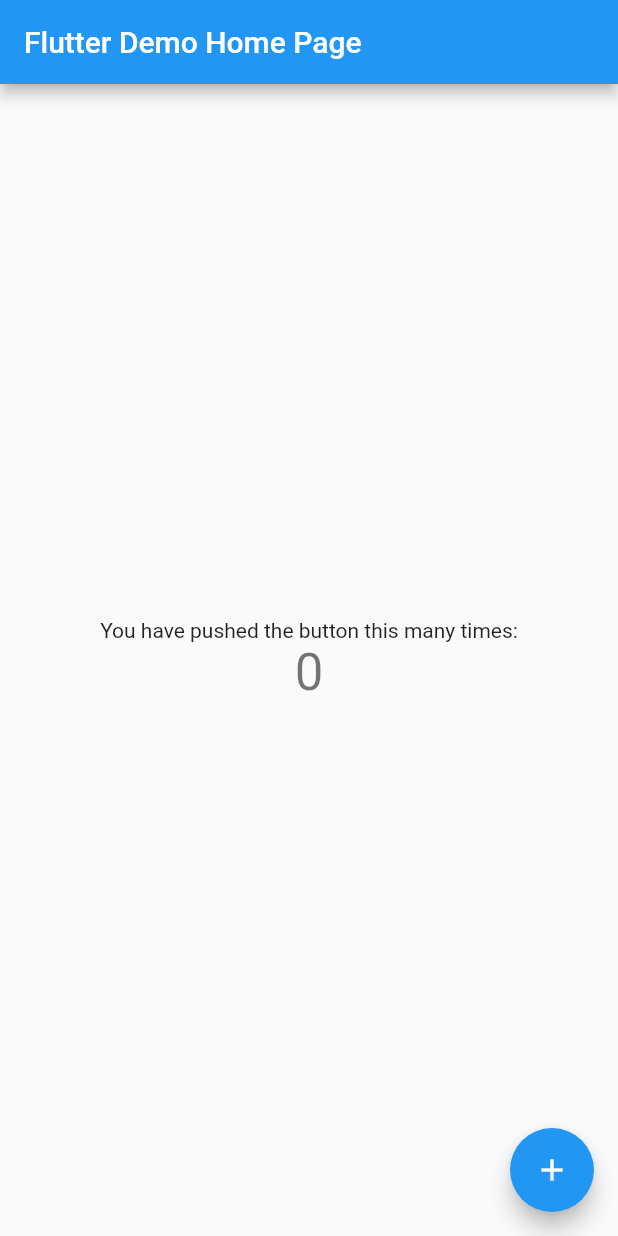
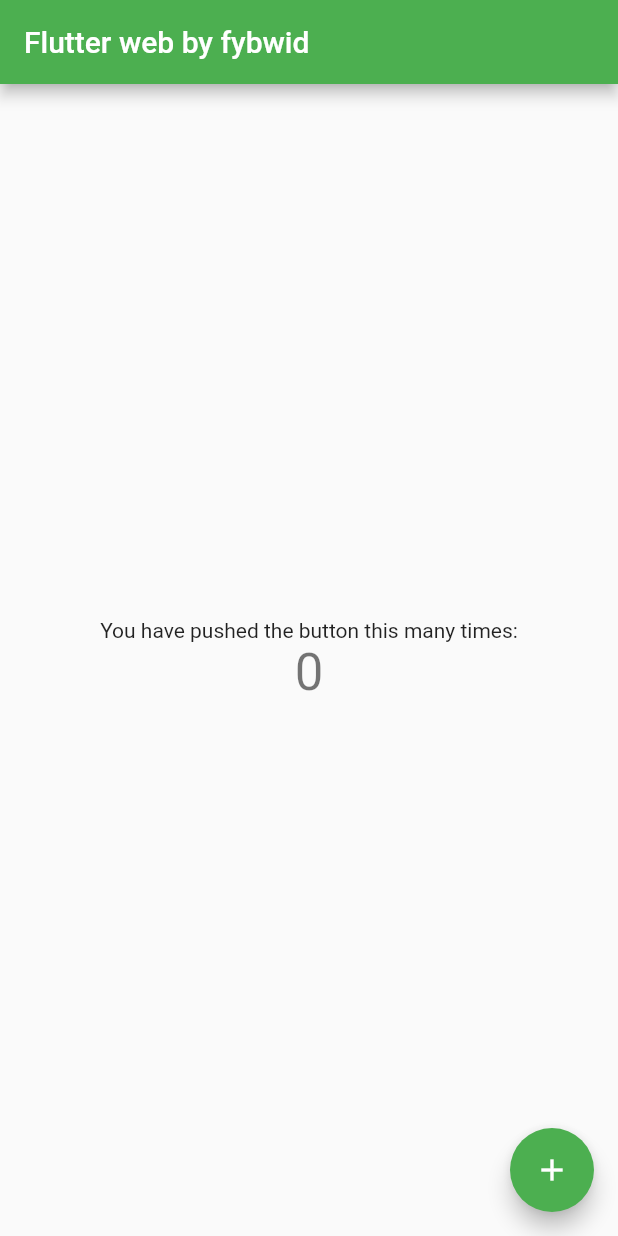
Before and after one commit to fybwid/web-flutter, a Flutter app: the screen it shows after launch, on a phone screen of 412 x 824 dp. Run offline on Flutter 3.47's test engine with Material 2 defaults, Android fonts, the phone set to English and light mode, and no system bars.

Commit message:
Update color and title: - change color to green - change title

```diff
--- a/lib/main.dart
+++ b/lib/main.dart
@@ -9,7 +9,7 @@ class MyApp extends StatelessWidget {
   @override
   Widget build(BuildContext context) {
     return MaterialApp(
-      title: 'Flutter Demo',
+      title: 'Flutter web by fybwid',
       theme: ThemeData(
         // This is the theme of your application.
         //
@@ -20,13 +20,13 @@ class MyApp extends StatelessWidget {
         // or simply save your changes to "hot reload" in a Flutter IDE).
         // Notice that the counter didn't reset back to zero; the application
         // is not restarted.
-        primarySwatch: Colors.blue,
+        primarySwatch: Colors.green,
         // This makes the visual density adapt to the platform that you run
         // the app on. For desktop platforms, the controls will be smaller and
         // closer together (more dense) than on mobile platforms.
         visualDensity: VisualDensity.adaptivePlatformDensity,
       ),
-      home: MyHomePage(title: 'Flutter Demo Home Page'),
+      home: MyHomePage(title: 'Flutter web by fybwid'),
     );
   }
 }
```
